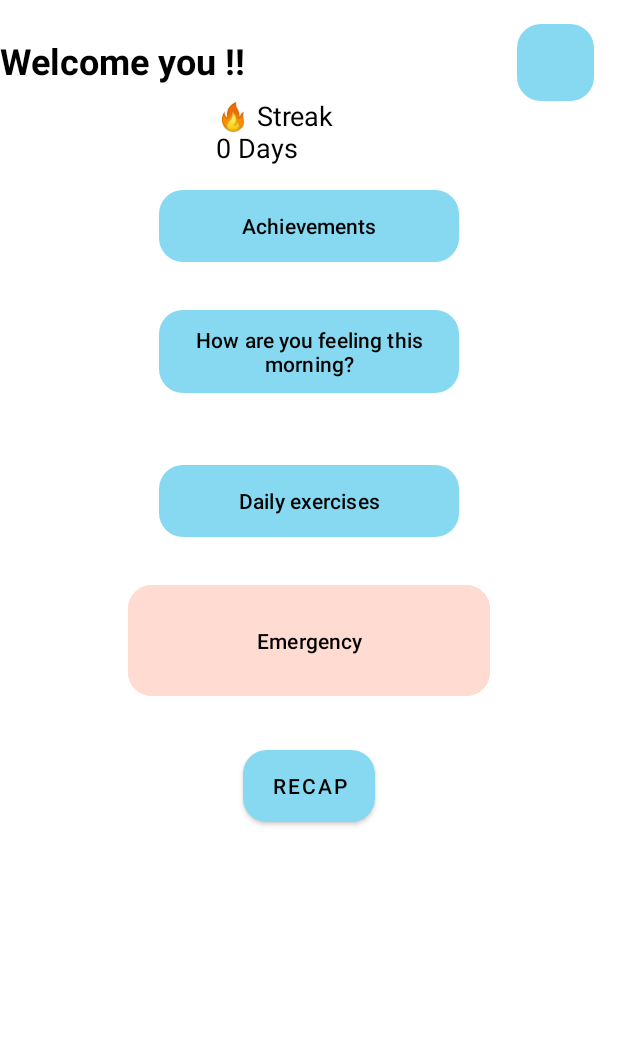
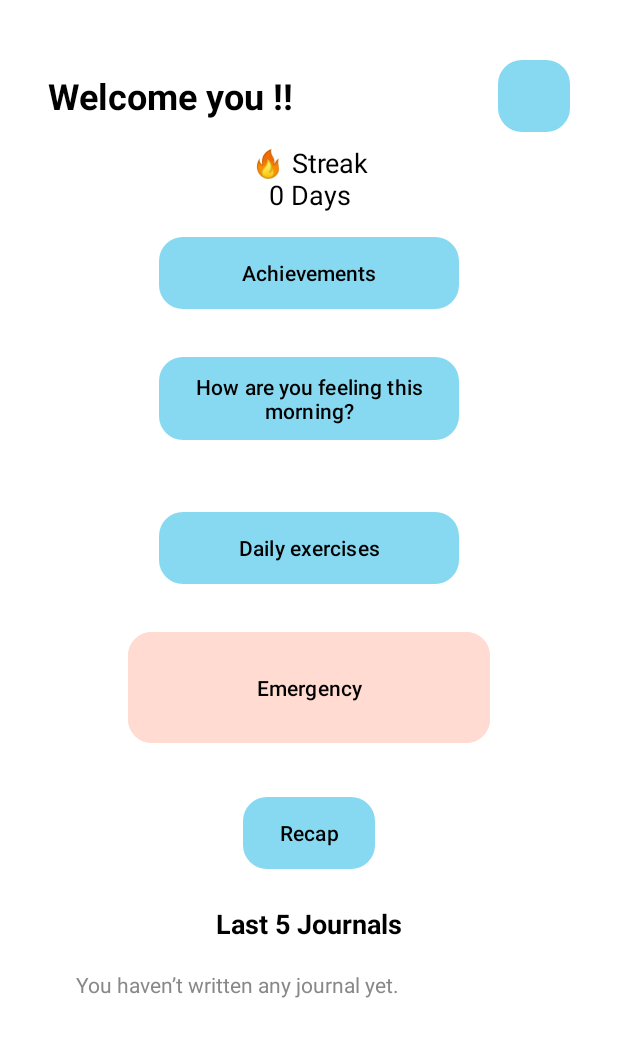
Before and after one commit to ISIS3510-202520/Kotlin, an Android app built with Jetpack Compose: the home screen opened directly, with no data from a screen before it, on a phone screen of 412 x 824 dp. Shown: the top 1037 px of the screen. Run offline under Robolectric (Android 15) with nearby library versions, the phone set to English and light mode, and no system bars; our stand-ins replace Dagger/Hilt's generated code, Firebase (no records; nobody signed in at launch, a user with empty details on screens opened directly).

Commit message:
Working Local Files

```diff
--- a/app/build.gradle.kts
+++ b/app/build.gradle.kts
@@ -153,4 +153,8 @@ dependencies {
     implementation("com.sun.mail:android-activation:1.6.7")
 
     implementation("androidx.security:security-crypto:1.1.0-alpha06")
+    implementation("androidx.work:work-runtime-ktx:2.9.1")
+    implementation("androidx.hilt:hilt-work:1.2.0")
+    ksp("androidx.hilt:hilt-compiler:1.2.0")
+
 }
--- /dev/null
+++ b/app/src/main/java/com/example/here4u/data/local/cache/JournalCache.kt
@@ -0,0 +1,37 @@
+package com.example.here4u.data.local.cache
+
+import android.util.LruCache
+import com.example.here4u.data.local.entity.JournalEntity
+import com.google.firebase.auth.FirebaseAuth
+import javax.inject.Inject
+import javax.inject.Singleton
+
+@Singleton
+class JournalMemoryCache @Inject constructor(
+    private val auth:FirebaseAuth,
+) {
+
+    private val userCaches = mutableMapOf<String, LruCache<Int, JournalEntity>>()
+
+    fun putAll(userId: String, journals: List<JournalEntity>) {
+        val cache = userCaches.getOrPut(userId) {
+            object : LruCache<Int, JournalEntity>(5) {
+                override fun sizeOf(key: Int, value: JournalEntity) = 1
+            }
+        }
+        journals.take(5).forEach { cache.put(it.id, it) }
+    }
+
+    fun getAll(userId: String): List<JournalEntity> {
+        return userCaches[userId]?.snapshot()?.values?.toList()
+            ?.sortedByDescending { it.createdAt.seconds } ?: emptyList()
+    }
+
+    fun clearUser(userId: String) {
+        userCaches.remove(userId)
+    }
+
+    fun clearAll() {
+        userCaches.clear()
+    }
+}
--- a/app/src/main/java/com/example/here4u/data/local/dao/JournalDao.kt
+++ b/app/src/main/java/com/example/here4u/data/local/dao/JournalDao.kt
@@ -9,4 +9,21 @@ interface JournalDao {
     @Insert
     suspend fun insertJournal(journal: JournalEntity)
 
+    @Query("SELECT * FROM journal_table  WHERE sync = 0 ")
+    suspend fun getPending(): List<JournalEntity>
+
+    @Update
+    suspend fun updateAll(items: List<JournalEntity>)
+
+    @Query("UPDATE journal_table SET sync = 1 WHERE id = :journalId")
+    suspend fun markAsSyncedById(journalId: Int)
+
+    @Query("""
+    SELECT * FROM journal_table
+    WHERE userId = :userId
+    ORDER BY createdAt DESC
+    LIMIT 5
+""")
+    suspend fun getLastFive(userId: String): List<JournalEntity>
+
 }
--- a/app/src/main/java/com/example/here4u/data/local/entity/JournalEntity.kt
+++ b/app/src/main/java/com/example/here4u/data/local/entity/JournalEntity.kt
@@ -2,13 +2,13 @@ package com.example.here4u.data.local.entity
 
 import androidx.room.Entity
 import androidx.room.PrimaryKey
-import java.sql.Timestamp
 
 @Entity(tableName = "journal_table")
 data class JournalEntity(
     @PrimaryKey(autoGenerate = true) val id: Int = 0,
     val userId: String?,
-    val emotionId: String?,
+    val emotionId: String,
     val description: String,
-    val createdAt: com.google.firebase.Timestamp
+    val createdAt: com.google.firebase.Timestamp,
+    val sync: Boolean =false
 )
--- a/app/src/main/java/com/example/here4u/di/DatabaseModule.kt
+++ b/app/src/main/java/com/example/here4u/di/DatabaseModule.kt
@@ -41,9 +41,7 @@ object DatabaseModule {
     fun provideJournalDao(database: JournalDatabase): JournalDao =
         database.journalDao()
 
-    @Provides
-    fun provideJournalLocalRepository(dao: JournalDao): JournalLocalRepository =
-        JournalLocalRepository(dao)
+
 
 
     // ---------------------- EMOTION DATABASE ----------------------
--- a/app/src/main/java/com/example/here4u/view/home/home.kt
+++ b/app/src/main/java/com/example/here4u/view/home/home.kt
@@ -8,6 +8,7 @@ import android.content.pm.PackageManager
 import android.os.Bundle
 import android.view.View
 import android.widget.Button
+import android.widget.TextView
 import android.widget.Toast
 import androidx.activity.enableEdgeToEdge
 
@@ -17,6 +18,7 @@ import androidx.core.app.ActivityCompat
 import androidx.core.content.ContextCompat
 import androidx.fragment.app.FragmentContainerView
 import androidx.activity.viewModels
+import androidx.compose.ui.graphics.Color
 import androidx.lifecycle.Lifecycle
 import androidx.lifecycle.lifecycleScope
 import androidx.lifecycle.repeatOnLifecycle
@@ -32,6 +34,10 @@ import com.example.here4u.view.profile.ProfileActivity
 import com.example.here4u.viewmodel.HomeViewModel
 import dagger.hilt.android.AndroidEntryPoint
 import kotlinx.coroutines.launch
+import android.view.LayoutInflater
+import android.widget.LinearLayout
+import java.text.SimpleDateFormat
+import java.util.Locale
 
 @AndroidEntryPoint
 class home : AppCompatActivity() {
@@ -95,6 +101,59 @@ class home : AppCompatActivity() {
             startActivity(Intent(this, ProfileActivity::class.java))
 
         }
+        // --- Mostrar últimos 5 journals ---
+        val container = findViewById<LinearLayout>(R.id.containerJournals)
+        val inflater = LayoutInflater.from(this)
+        viewModel.lastFive.observe(this) { journals ->
+                container.removeAllViews()
+
+                if (journals.isEmpty()) {
+                    val emptyText = TextView(this@home).apply {
+                        text = "You haven’t written any journal yet."
+                        textSize = 14f
+                        setTextColor(android.graphics.Color.GRAY)
+                        setPadding(16, 16, 16, 16)
+                    }
+                    container.addView(emptyText)
+                } else {
+                    journals.take(5).forEach { journal ->
+                        val itemView = inflater.inflate(
+                            R.layout.item_journal_preview,
+                            container,
+                            false
+                        )
+
+                        val desc = itemView.findViewById<TextView>(R.id.tvJournalDescription)
+                        val date = itemView.findViewById<TextView>(R.id.tvJournalDate)
+
+                        desc.text = if (journal.description.length > 80)
+                            journal.description.take(80) + "..."
+                        else
+                            journal.description
+
+                        val sdf = SimpleDateFormat("dd MMM yyyy", Locale.getDefault())
+                        date.text = sdf.format(journal.createdAt.toDate())
+
+
+                        itemView.setOnClickListener {
+                            AlertDialog.Builder(this@home)
+                                .setTitle("Journal Entry")
+                                .setMessage(journal.description)
+                                .setPositiveButton("Close", null)
+                                .show()
+                        }
+
+                        container.addView(itemView)
+                    }
+                }
+            }
+
+
+
+
+
+
+
     }
 
     override fun onResume() {
--- a/app/src/main/java/com/example/here4u/viewmodel/HomeViewModel.kt
+++ b/app/src/main/java/com/example/here4u/viewmodel/HomeViewModel.kt
@@ -1,8 +1,12 @@
 package com.example.here4u.viewmodel
 
 import android.content.Context
+import androidx.lifecycle.LiveData
+import androidx.lifecycle.MutableLiveData
 import androidx.lifecycle.ViewModel
 import androidx.lifecycle.viewModelScope
+import com.example.here4u.data.local.entity.JournalEntity
+import com.example.here4u.data.local.repositories.JournalLocalRepository
 import com.example.here4u.data.remote.repositories.UserRemoteRepository
 import dagger.hilt.android.lifecycle.HiltViewModel
 import dagger.hilt.android.qualifiers.ApplicationContext
@@ -19,6 +23,7 @@ import javax.inject.Inject
 @HiltViewModel
 class HomeViewModel @Inject constructor(
     private val userRepository: UserRemoteRepository,
+    private val localRepo: JournalLocalRepository,
     @ApplicationContext private val context: Context
 ): ViewModel(){
 
@@ -28,10 +33,18 @@ class HomeViewModel @Inject constructor(
     private val _streak = MutableStateFlow(0)
     val streak: StateFlow<Int> = _streak.asStateFlow()
 
+    private val _lastFive = MutableLiveData<List<JournalEntity>>()
+    val lastFive: LiveData<List<JournalEntity>> get() = _lastFive
+
     init {
         refreshMoodText()
         startAutoUpdate()
         refreshUserStreak()
+        _lastFive.value = localRepo.getCachedJournals()
+        viewModelScope.launch {
+            localRepo.updateCache()
+            _lastFive.postValue(localRepo.getCachedJournals())
+        }
 
     }
 
--- a/app/src/main/java/com/example/here4u/viewmodel/LoginViewModel.kt
+++ b/app/src/main/java/com/example/here4u/viewmodel/LoginViewModel.kt
@@ -12,6 +12,7 @@ import kotlinx.coroutines.launch
 import kotlinx.coroutines.withContext
 import javax.inject.Inject
 import android.content.Context
+import com.example.here4u.data.local.repositories.JournalLocalRepository
 import com.google.firebase.auth.FirebaseAuth
 import dagger.hilt.android.qualifiers.ApplicationContext
 
@@ -25,6 +26,7 @@ sealed class LoginResult {
 class LoginViewModel @Inject constructor(
     private val loginModel: LoginModel,
     private val userRemoteRepository: UserRemoteRepository,
+    private val localRepository: JournalLocalRepository,
     @ApplicationContext private val context: Context
 ) : ViewModel() {
 
@@ -65,6 +67,9 @@ class LoginViewModel @Inject constructor(
                 }
             }
         }
+        viewModelScope.launch {
+            localRepository.updateCache()
+        }
     }
 
     fun logoutUser() {
--- a/app/src/main/java/com/example/here4u/viewmodel/ProfileViewModel.kt
+++ b/app/src/main/java/com/example/here4u/viewmodel/ProfileViewModel.kt
@@ -9,12 +9,16 @@ import dagger.hilt.android.lifecycle.HiltViewModel
 import kotlinx.coroutines.launch
 import javax.inject.Inject
 import android.content.Context
+import com.example.here4u.data.local.cache.JournalMemoryCache
+import com.example.here4u.data.local.repositories.JournalLocalRepository
 import com.google.firebase.auth.FirebaseAuth
 import dagger.hilt.android.qualifiers.ApplicationContext
 
 @HiltViewModel
 class ProfileViewModel @Inject constructor(
     private val userRemoteRepository: UserRemoteRepository,
+    private val journalcache: JournalLocalRepository,
+
     @ApplicationContext private val context: Context
 ) : ViewModel() {
 
@@ -26,6 +30,7 @@ class ProfileViewModel @Inject constructor(
     fun logout() {
         viewModelScope.launch {
             try {
+                journalcache.clearUserCache()
                 FirebaseAuth.getInstance().signOut()
                 prefs.edit().remove("uid").apply()
                 userRemoteRepository.logout()
--- a/app/src/main/res/layout/activity_home.xml
+++ b/app/src/main/res/layout/activity_home.xml
@@ -8,54 +8,59 @@
     android:background="@android:color/white"
     tools:context=".view.home.home">
 
-    <androidx.constraintlayout.widget.ConstraintLayout
-        android:id="@+id/homeRoot"
+    <LinearLayout
         android:layout_width="match_parent"
         android:layout_height="wrap_content"
-        android:background="@android:color/white">
+        android:orientation="vertical"
+        android:padding="16dp"
+        android:gravity="center_horizontal">
+
+        <!-- Contenedor horizontal para título y botón de usuario -->
+        <LinearLayout
+            android:layout_width="match_parent"
+            android:layout_height="wrap_content"
+            android:orientation="horizontal"
+            android:gravity="center_vertical"
+            android:layout_marginTop="24dp"
+            android:paddingHorizontal="16dp">
 
             <!-- Texto Bienvenida -->
             <TextView
                 android:id="@+id/tvWelcome"
-            android:layout_width="wrap_content"
+                android:layout_width="0dp"
                 android:layout_height="wrap_content"
-            android:layout_marginTop="24dp"
+                android:layout_weight="1"
                 android:text="Welcome you !!"
                 android:textColor="@android:color/black"
                 android:textSize="24sp"
-            android:textStyle="bold"
-            app:layout_constraintStart_toStartOf="parent"
-            app:layout_constraintTop_toTopOf="parent" />
+                android:textStyle="bold" />
 
             <!-- Botón Usuario -->
             <com.google.android.material.button.MaterialButton
                 android:id="@+id/userboton"
-            android:layout_width="51dp"
-            android:layout_height="51dp"
-            android:layout_marginTop="16dp"
-            android:layout_marginEnd="16dp"
+                android:layout_width="48dp"
+                android:layout_height="48dp"
                 android:background="@drawable/rounded_button_blue"
-            android:drawableStart="@drawable/usuario"
                 android:insetTop="0dp"
                 android:insetBottom="0dp"
-            app:cornerRadius="30dp"
+                android:icon="@drawable/usuario"
                 app:iconGravity="textStart"
                 app:iconTint="@android:color/black"
-            app:layout_constraintEnd_toEndOf="parent"
-            app:layout_constraintTop_toTopOf="parent" />
+                app:cornerRadius="24dp" />
+        </LinearLayout>
 
+        <!-- Streak -->
         <TextView
             android:id="@+id/tvStreak"
             android:layout_width="wrap_content"
             android:layout_height="wrap_content"
-            android:layout_marginStart="144dp"
-            android:layout_marginTop="8dp"
-            android:text="Streak\n5 Days"
+            android:text="🔥 Streak\n1 Days"
             android:textColor="@android:color/black"
             android:textSize="18sp"
-            app:layout_constraintStart_toStartOf="parent"
-            app:layout_constraintTop_toBottomOf="@id/tvWelcome" />
+            android:gravity="center"
+            android:layout_marginTop="8dp" />
 
+        <!-- Botones principales -->
         <com.google.android.material.button.MaterialButton
             android:id="@+id/btnAchievements"
             android:layout_width="200dp"
@@ -64,10 +69,7 @@
             android:text="Achievements"
             android:textColor="@android:color/black"
             app:cornerRadius="16dp"
-            app:layout_constraintTop_toBottomOf="@id/tvStreak"
-            app:layout_constraintStart_toStartOf="parent"
-            app:layout_constraintEnd_toEndOf="parent"
-            android:layout_marginTop="16dp" />
+            android:layout_marginTop="16dp"/>
 
         <com.google.android.material.button.MaterialButton
             android:id="@+id/btnRegisterMood"
@@ -75,12 +77,9 @@
             android:layout_height="wrap_content"
             android:layout_marginTop="32dp"
             android:background="@drawable/rounded_button_blue"
-            android:text="Register Mood"
+            android:text="How are you feeling this morning?"
             android:textColor="@android:color/black"
-            app:cornerRadius="16dp"
-            app:layout_constraintTop_toBottomOf="@id/btnAchievements"
-            app:layout_constraintStart_toStartOf="parent"
-            app:layout_constraintEnd_toEndOf="parent" />
+            app:cornerRadius="16dp"/>
 
         <com.google.android.material.button.MaterialButton
             android:id="@+id/btnExercises"
@@ -90,10 +89,7 @@
             android:background="@drawable/rounded_button_blue"
             android:text="Daily exercises"
             android:textColor="@android:color/black"
-            app:cornerRadius="16dp"
-            app:layout_constraintTop_toBottomOf="@id/btnRegisterMood"
-            app:layout_constraintStart_toStartOf="parent"
-            app:layout_constraintEnd_toEndOf="parent" />
+            app:cornerRadius="16dp"/>
 
         <com.google.android.material.button.MaterialButton
             android:id="@+id/btnEmergency"
@@ -101,36 +97,47 @@
             android:layout_height="82dp"
             android:layout_marginTop="28dp"
             android:backgroundTint="@color/buttonPink"
-            android:text=" Emergency "
+            android:text="Emergency"
             android:textColor="#000000"
-            app:cornerRadius="16dp"
-            app:layout_constraintTop_toBottomOf="@id/btnExercises"
-            app:layout_constraintStart_toStartOf="parent"
-            app:layout_constraintEnd_toEndOf="parent" />
+            app:cornerRadius="16dp"/>
 
         <com.google.android.material.button.MaterialButton
             android:id="@+id/btnRecap"
-            style="@style/Widget.MaterialComponents.Button"
             android:layout_width="wrap_content"
             android:layout_height="wrap_content"
+            android:layout_marginTop="32dp"
             android:background="@drawable/rounded_button_blue"
             android:text="Recap"
             android:textColor="@color/buttonText"
-            app:cornerRadius="16dp"
-            app:layout_constraintTop_toBottomOf="@id/btnEmergency"
-            app:layout_constraintStart_toStartOf="parent"
-            app:layout_constraintEnd_toEndOf="parent"
-            android:layout_marginTop="32dp" />
+            app:cornerRadius="16dp"/>
 
-        <androidx.fragment.app.FragmentContainerView
+        <!-- Últimos journals -->
+        <TextView
+            android:id="@+id/tvLastJournalsTitle"
+            android:layout_width="wrap_content"
+            android:layout_height="wrap_content"
+            android:text="Last 5 Journals"
+            android:textStyle="bold"
+            android:textSize="18sp"
+            android:textColor="@android:color/black"
+            android:layout_marginTop="24dp"
+            android:layout_gravity="center"/>
+
+        <LinearLayout
+            android:id="@+id/containerJournals"
+            android:layout_width="match_parent"
+            android:layout_height="wrap_content"
+            android:orientation="vertical"
+            android:layout_marginHorizontal="24dp"
+            android:layout_marginTop="8dp"/>
+
+        <!-- Fragmento dentro del flujo scroll -->
+        <FrameLayout
             android:id="@+id/fragmentContainer"
-            android:layout_width="0dp"
+            android:layout_width="match_parent"
             android:layout_height="wrap_content"
-            android:visibility="gone"
-            app:layout_constraintTop_toBottomOf="@id/btnRecap"
-            app:layout_constraintStart_toStartOf="parent"
-            app:layout_constraintEnd_toEndOf="parent"
-            app:layout_constraintBottom_toBottomOf="parent" />
+            android:layout_marginTop="15dp"
+            android:visibility="visible" />
 
-    </androidx.constraintlayout.widget.ConstraintLayout>
+    </LinearLayout>
 </ScrollView>
```
Also changed, not shown: app/src/main/AndroidManifest.xml (+12 -0 lines), app/src/main/java/com/example/here4u/Here4UApp.kt (+15 -1 lines), app/src/main/java/com/example/here4u/data/local/repositories/JournalLocalRepository.kt (+50 -10 lines), app/src/main/java/com/example/here4u/data/remote/repositories/JournalRemoteRepository.kt (+9 -3 lines), app/src/main/java/com/example/here4u/data/worker/SyncJournalWorker.kt (added, +60 -0 lines), app/src/main/java/com/example/here4u/view/journaling/Journaling.kt (+12 -1 lines), app/src/main/java/com/example/here4u/viewmodel/JournalingViewModel.kt (+38 -15 lines), app/src/main/res/drawable/bg_card_journal.xml (added, +7 -0 lines), app/src/main/res/layout/item_journal_preview.xml (added, +35 -0 lines). Lines whose indentation alone changed are shown as unchanged.
